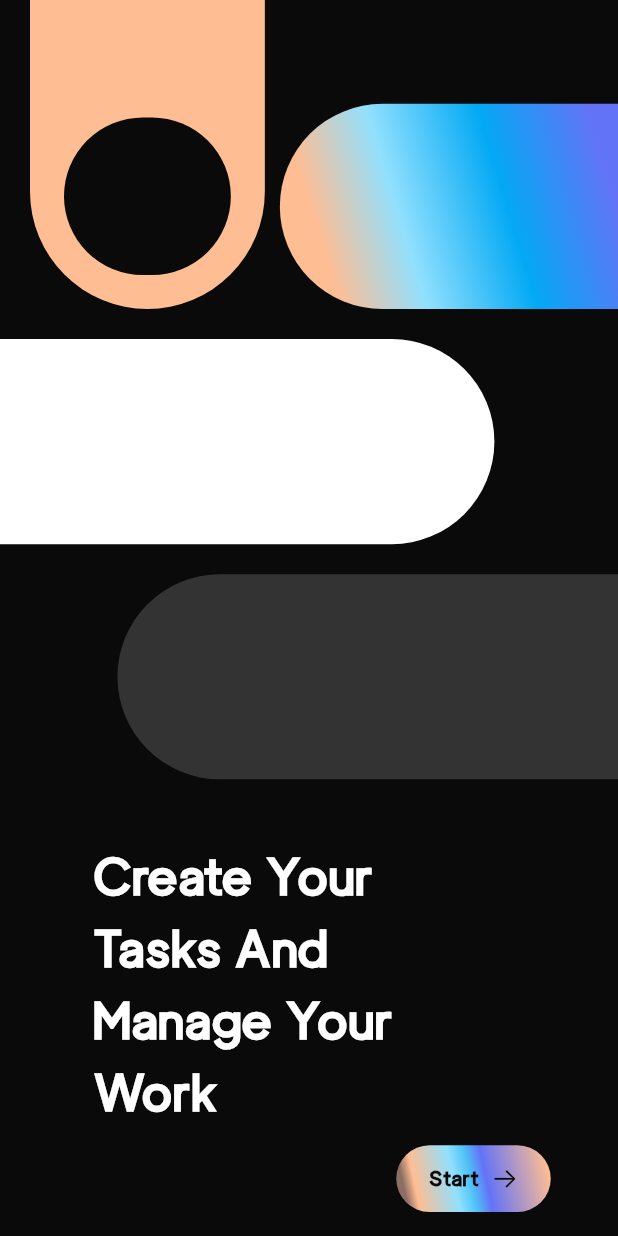
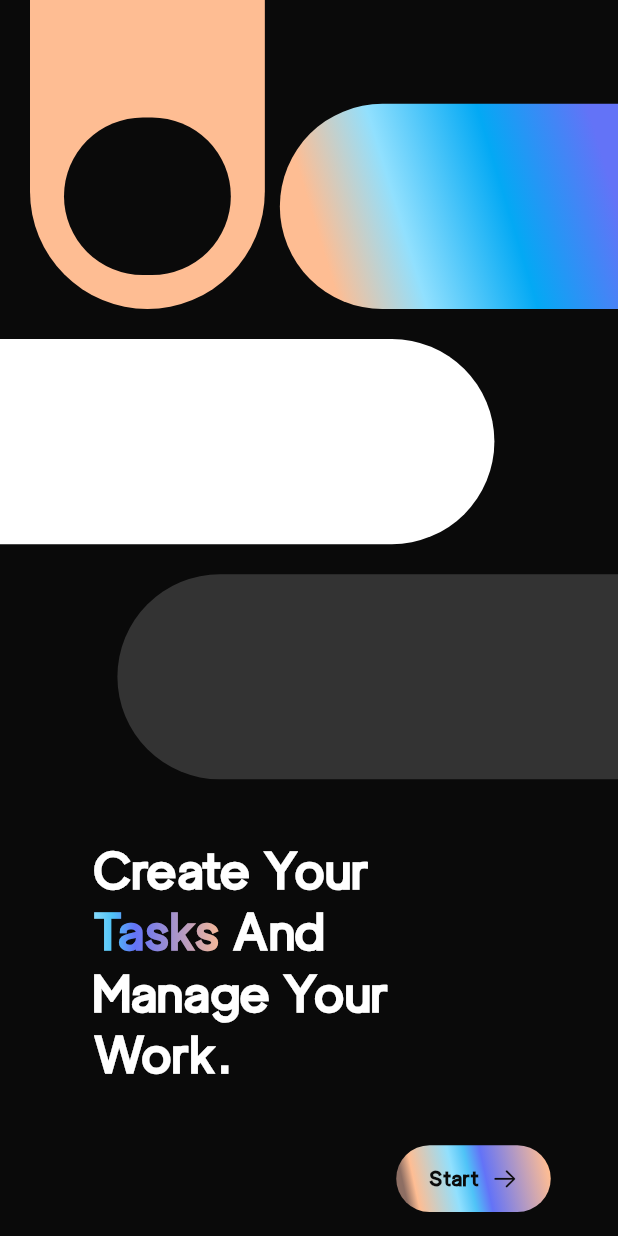
Before and after one commit to sandeshg510/Task-Manager-App, a Flutter app: the screen it shows after launch, on a phone screen of 412 x 824 dp. Run offline on Flutter 3.47's test engine with Material 3 defaults, Android fonts, the phone set to English and light mode, and no system bars.

Commit message:
gradient implemented on the text

```diff
--- a/lib/pages/home_page.dart
+++ b/lib/pages/home_page.dart
@@ -97,18 +97,67 @@ class HomePage extends StatelessWidget {
           const SizedBox(height: 40),
           Padding(
               padding: EdgeInsets.only(left: width * 0.15),
-            child: Text(
-              '''Create Your
-Tasks And
-Manage Your
-Work
-            ''',
+              child: RichText(
+                text: TextSpan(
+                  children: <TextSpan>[
+                    TextSpan(
+                      text: 'Create Your',
                       style: TextStyle(
                           color: AppColors.whiteColor,
                           fontSize: height * 0.041,
-                  fontWeight: FontWeight.bold),
+                          fontWeight: FontWeight.bold,
+                          fontFamily: 'Grotesk'),
                     ),
+                    TextSpan(
+                      text: '\nTasks ',
+                      style: TextStyle(
+                          fontSize: height * 0.041,
+                          fontWeight: FontWeight.bold,
+                          fontFamily: 'Grotesk',
+                          foreground: Paint()
+                            ..shader = LinearGradient(
+                              begin: Alignment.centerLeft,
+                              end: Alignment.centerRight,
+                              colors: [
+                                Colors.brown.shade400,
+                                AppColors.beigeColor,
+                                AppColors.lightBlueColor,
+                                Colors.lightBlue.shade300,
+                                AppColors.purpleColor,
+                                AppColors.beigeColor,
+                              ],
+                              stops: const [0.08, 0.15, 0.4, 0.5, 0.6, 1.0],
+                            ).createShader(
+                                const Rect.fromLTRB(0, 0, 150, 150))),
                     ),
+                    TextSpan(
+                      text: 'And',
+                      style: TextStyle(
+                          color: AppColors.whiteColor,
+                          fontSize: height * 0.041,
+                          fontWeight: FontWeight.bold,
+                          fontFamily: 'Grotesk'),
+                    ),
+                    TextSpan(
+                      text: '\nManage Your',
+                      style: TextStyle(
+                          color: AppColors.whiteColor,
+                          fontSize: height * 0.041,
+                          fontWeight: FontWeight.bold,
+                          fontFamily: 'Grotesk'),
+                    ),
+                    TextSpan(
+                      text: '\nWork.',
+                      style: TextStyle(
+                          color: AppColors.whiteColor,
+                          fontSize: height * 0.041,
+                          fontWeight: FontWeight.bold,
+                          fontFamily: 'Grotesk'),
+                    ),
+                  ],
+                ),
+                maxLines: 4, // Set the maximum number of lines
+              )),
         ],
       ),
       floatingActionButton: Padding(
```
Also changed, not shown: lib/pages/task_page.dart (+19 -20 lines). Lines whose indentation alone changed are shown as unchanged.
